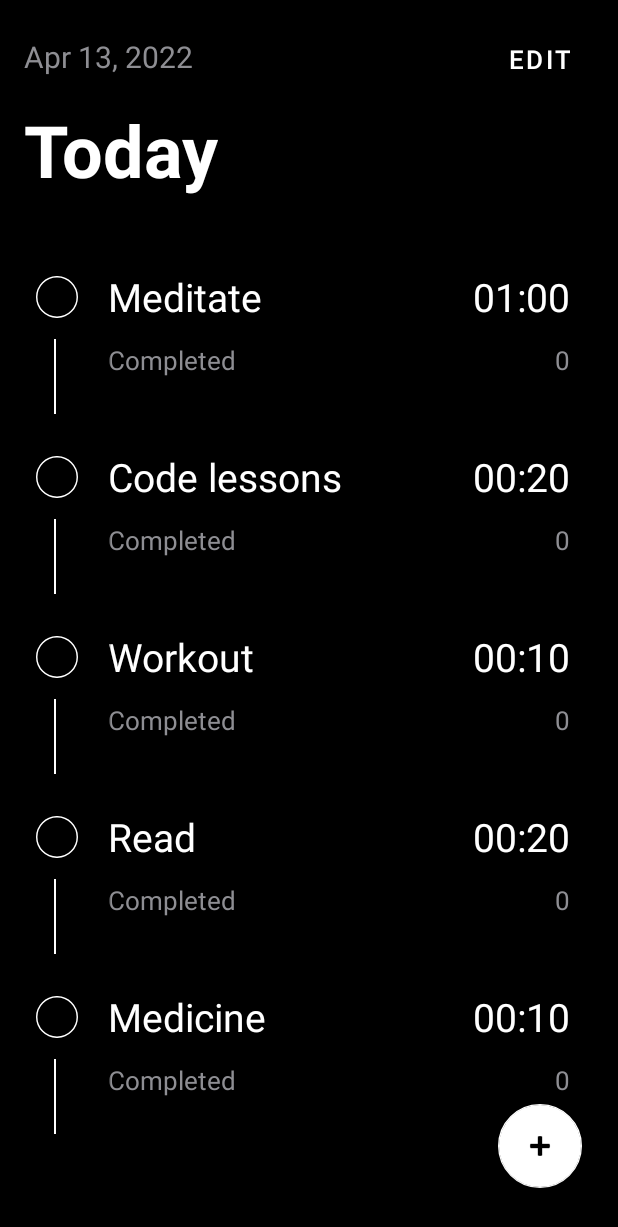
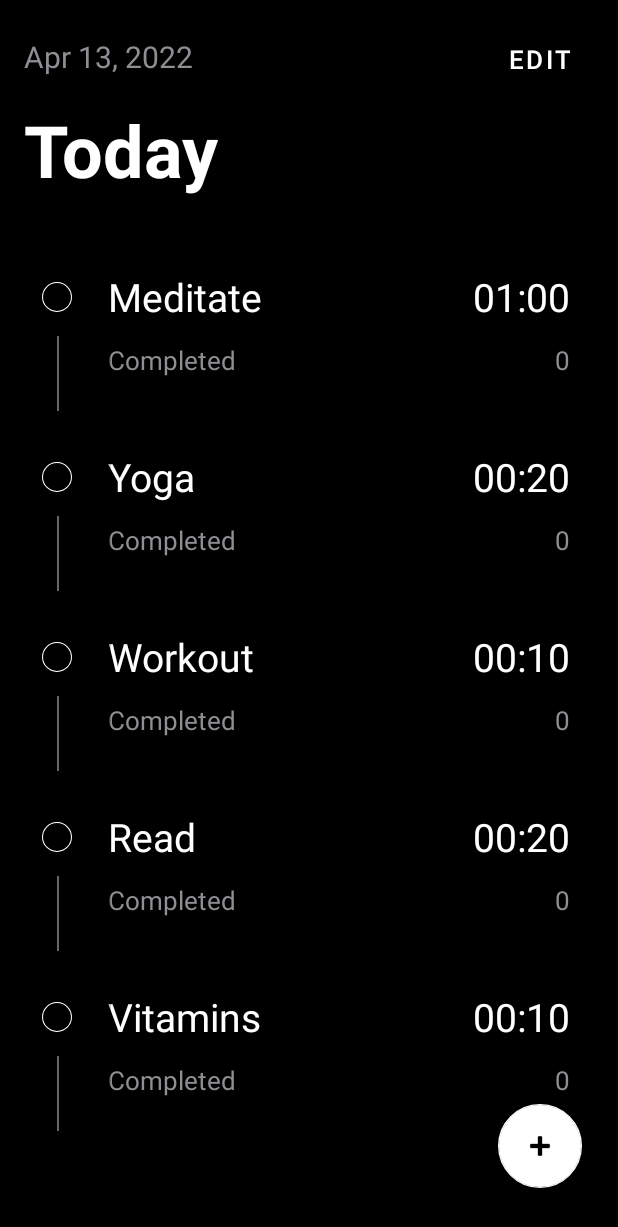
Before and after one commit to devbyjonni/ND11, an Android app: the screen it shows after launch (MainActivity), on a phone screen of 412 x 824 dp. Shown: the top 1227 px of the screen. Run offline under Robolectric (Android 15) with nearby library versions, the phone set to English and light mode, and no system bars; our stand-ins replace Room's generated code.

```diff
--- a/app/src/main/AndroidManifest.xml
+++ b/app/src/main/AndroidManifest.xml
@@ -10,6 +10,7 @@
         android:roundIcon="@mipmap/ic_launcher_round"
         android:supportsRtl="true"
         android:theme="@style/Theme.ND1">
+
         <activity
             android:name=".MainActivity"
             android:exported="true">
--- a/app/src/main/java/com/example/nd1/MainAdapter.kt
+++ b/app/src/main/java/com/example/nd1/MainAdapter.kt
@@ -49,7 +49,6 @@ class MainAdapter(private val habits: List<HabitEntity>, private val listener: M
                 holder.binding.defaultCompleteImageView.visibility = View.INVISIBLE
                 holder.binding.defaultBorderImageView.visibility = View.INVISIBLE
                 holder.binding.completedImageView.visibility = View.INVISIBLE
-                holder.binding.completedBorderImageView.visibility = View.INVISIBLE
                 holder.binding.completedButton.visibility = View.INVISIBLE
                 holder.binding.habitButton.visibility = View.INVISIBLE
 
--- a/app/src/main/java/com/example/nd1/MainFragment.kt
+++ b/app/src/main/java/com/example/nd1/MainFragment.kt
@@ -86,13 +86,13 @@ class MainFragment : Fragment(), MainAdapter.MainAdapterItemListener {
     override fun onPause() {
         super.onPause()
 
-        Log.i(TAG, "onPause")
+        //Log.i(TAG, "onPause")
     }
 
     override fun onStart() {
         super.onStart()
         viewModel.getAllSettings()
-        Log.i(TAG, "onStart")
+        //Log.i(TAG, "onStart")
     }
 
     override fun didClickHabitBtn(id: Int) {
--- a/app/src/main/java/com/example/nd1/data/HabitDao.kt
+++ b/app/src/main/java/com/example/nd1/data/HabitDao.kt
@@ -9,7 +9,7 @@ interface HabitDao {
     @Insert(onConflict = OnConflictStrategy.REPLACE)
     fun insertHabit(habit: HabitEntity)
 
-    @Insert(onConflict = OnConflictStrategy.IGNORE)
+    @Insert(onConflict = OnConflictStrategy.REPLACE)
     fun insertAll(habits: List<HabitEntity>)
 
     @Query("SELECT * FROM habits ORDER BY date ASC")
--- a/app/src/main/java/com/example/nd1/data/SampleDataProvider.kt
+++ b/app/src/main/java/com/example/nd1/data/SampleDataProvider.kt
@@ -7,10 +7,10 @@ class SampleDataProvider {
 
     companion object {
         private const val habit1 = "Meditate"
-        private const val habit2 = "Code lessons"
+        private const val habit2 = "Yoga"
         private const val habit3 = "Workout"
         private const val habit4 = "Read"
-        private const val habit5 = "Medicine"
+        private const val habit5 = "Vitamins"
 
         private fun getDate(diff: Long): Date {
             return Date(Date().time + diff)
--- a/app/src/main/res/layout/activity_main.xml
+++ b/app/src/main/res/layout/activity_main.xml
@@ -4,7 +4,9 @@
     xmlns:tools="http://schemas.android.com/tools"
     android:layout_width="match_parent"
     android:layout_height="match_parent"
+
     tools:context=".MainActivity">
+
 
     <androidx.fragment.app.FragmentContainerView
         android:id="@+id/fragmentContainerView"
--- a/app/src/main/res/layout/main_item.xml
+++ b/app/src/main/res/layout/main_item.xml
@@ -59,26 +59,6 @@
         app:layout_constraintEnd_toEndOf="parent"
         app:layout_constraintTop_toBottomOf="@+id/timerTextView" />
 
-    <ImageView
-        android:id="@+id/completedImageView"
-        android:layout_width="28dp"
-        android:layout_height="28dp"
-        android:layout_marginStart="8dp"
-        android:layout_marginTop="20dp"
-        app:layout_constraintStart_toStartOf="parent"
-        app:layout_constraintTop_toTopOf="parent"
-        app:srcCompat="@drawable/ellipse_completed" />
-
-    <ImageView
-        android:id="@+id/defaultCompleteImageView"
-        android:layout_width="28dp"
-        android:layout_height="28dp"
-        android:layout_marginStart="8dp"
-        android:layout_marginTop="20dp"
-        app:layout_constraintStart_toStartOf="parent"
-        app:layout_constraintTop_toTopOf="parent"
-        app:srcCompat="@drawable/ellipse_white" />
-
     <Button
         android:id="@+id/completedButton"
         android:layout_width="55dp"
@@ -121,21 +101,12 @@
         app:layout_constraintVertical_bias="0.0" />
 
     <ImageView
-        android:id="@+id/completedBorderImageView"
-        android:layout_width="wrap_content"
-        android:layout_height="50dp"
-        android:layout_marginStart="20dp"
-        android:layout_marginBottom="8dp"
-        app:layout_constraintBottom_toBottomOf="parent"
-        app:layout_constraintStart_toStartOf="parent"
-        app:srcCompat="@drawable/border_gray" />
-
-    <ImageView
         android:id="@+id/defaultBorderImageView"
         android:layout_width="wrap_content"
         android:layout_height="50dp"
-        android:layout_marginStart="20dp"
-        android:layout_marginBottom="8dp"
+        android:layout_marginStart="22dp"
+        android:layout_marginBottom="10dp"
+        android:alpha="0.4"
         app:layout_constraintBottom_toBottomOf="parent"
         app:layout_constraintStart_toStartOf="parent"
         app:srcCompat="@drawable/border" />
@@ -154,10 +125,30 @@
         android:id="@+id/deleteImageView"
         android:layout_width="26dp"
         android:layout_height="26dp"
-        android:layout_marginStart="8dp"
+        android:layout_marginStart="10dp"
         android:layout_marginBottom="16dp"
         app:layout_constraintBottom_toBottomOf="parent"
         app:layout_constraintStart_toStartOf="parent"
         app:srcCompat="@drawable/ic_baseline_delete_outline" />
 
+    <ImageView
+        android:id="@+id/completedImageView"
+        android:layout_width="20dp"
+        android:layout_height="20dp"
+        android:layout_marginStart="12dp"
+        android:layout_marginTop="24dp"
+        app:layout_constraintStart_toStartOf="parent"
+        app:layout_constraintTop_toTopOf="parent"
+        app:srcCompat="@drawable/ellipse_completed" />
+
+    <ImageView
+        android:id="@+id/defaultCompleteImageView"
+        android:layout_width="20dp"
+        android:layout_height="20dp"
+        android:layout_marginStart="12dp"
+        android:layout_marginTop="24dp"
+        app:layout_constraintStart_toStartOf="parent"
+        app:layout_constraintTop_toTopOf="parent"
+        app:srcCompat="@drawable/ellipse_white" />
+
 </androidx.constraintlayout.widget.ConstraintLayout>
--- a/app/src/main/res/values/strings.xml
+++ b/app/src/main/res/values/strings.xml
@@ -1,6 +1,5 @@
 <resources>
     <string name="app_name">ND1</string>
-    <string name="hello_blank_fragment">Hello blank fragment</string>
     <string name="editBynText">Edit</string>
     <string name="doneBtnText">Done</string>
     <string name="completed">Completed</string>
@@ -12,4 +11,9 @@
     <string name="stop">Stop</string>
     <string name="pause">Pause</string>
     <string name="cancel">Cancel</string>
+    <string name="save">Save</string>
+    <string name="zero">0</string>
+    <string name="minutes">Minutes</string>
+    <string name="name">Name</string>
+    <string name="add">Add</string>
 </resources>
--- a/app/src/main/res/values/themes.xml
+++ b/app/src/main/res/values/themes.xml
@@ -2,15 +2,16 @@
     <!-- Base application theme. -->
     <style name="Theme.ND1" parent="Theme.MaterialComponents.DayNight.DarkActionBar">
         <!-- Primary brand color. -->
-        <item name="colorPrimary">@color/purple_500</item>
+        <item name="colorPrimary">@color/purple_200</item>
         <item name="colorPrimaryVariant">@color/purple_700</item>
-        <item name="colorOnPrimary">@color/white</item>
+        <item name="colorOnPrimary">@color/black</item>
         <!-- Secondary brand color. -->
         <item name="colorSecondary">@color/teal_200</item>
-        <item name="colorSecondaryVariant">@color/teal_700</item>
+        <item name="colorSecondaryVariant">@color/teal_200</item>
         <item name="colorOnSecondary">@color/black</item>
         <!-- Status bar color. -->
         <item name="android:statusBarColor" tools:targetApi="l">?attr/colorPrimaryVariant</item>
         <!-- Customize your theme here. -->
+
     </style>
 </resources>
```
Also changed, not shown: app/src/main/java/com/example/nd1/MainViewModel.kt (+35 -26 lines), app/src/main/java/com/example/nd1/TimerFragment.kt (+3 -5 lines), app/src/main/res/layout/add_edit_fragment.xml (+20 -12 lines).
